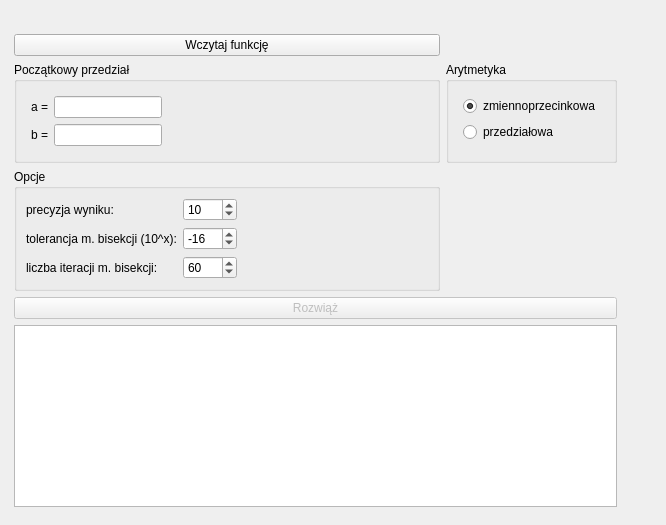
The window that mainwindow.ui (hejmsdz/NonLinear) describes before a commit, drawn with Qt 5.
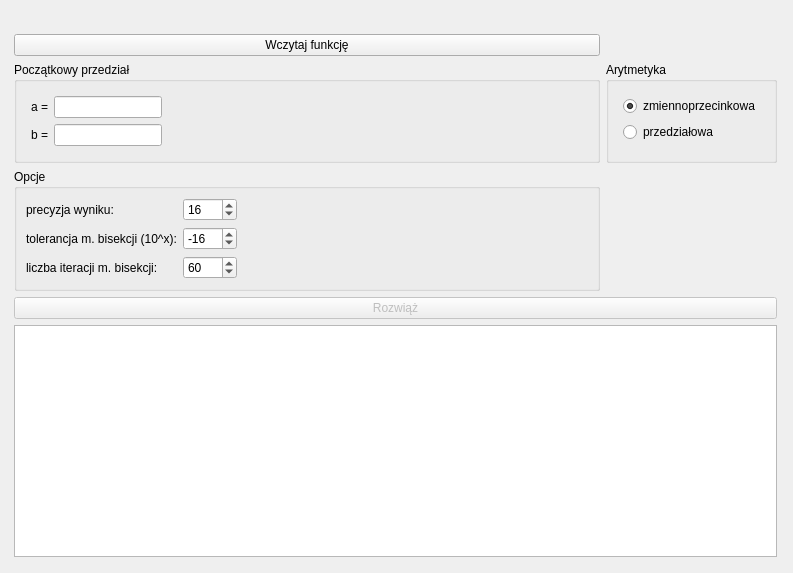
The same window after the commit.

Commit message: Increase the main window

```diff
--- a/mainwindow.ui
+++ b/mainwindow.ui
@@ -6,8 +6,8 @@
    <rect>
     <x>0</x>
     <y>0</y>
-    <width>666</width>
-    <height>525</height>
+    <width>793</width>
+    <height>573</height>
    </rect>
   </property>
   <property name="windowTitle">
@@ -19,8 +19,8 @@
      <rect>
       <x>10</x>
       <y>30</y>
-      <width>611</width>
-      <height>481</height>
+      <width>771</width>
+      <height>531</height>
      </rect>
     </property>
     <layout class="QGridLayout" name="gridLayout">
@@ -170,7 +170,7 @@
              <number>50</number>
             </property>
             <property name="value">
-             <number>10</number>
+             <number>16</number>
             </property>
            </widget>
           </item>
```
Left out of the diff: 6 changed lines with no effect on the pictures.
